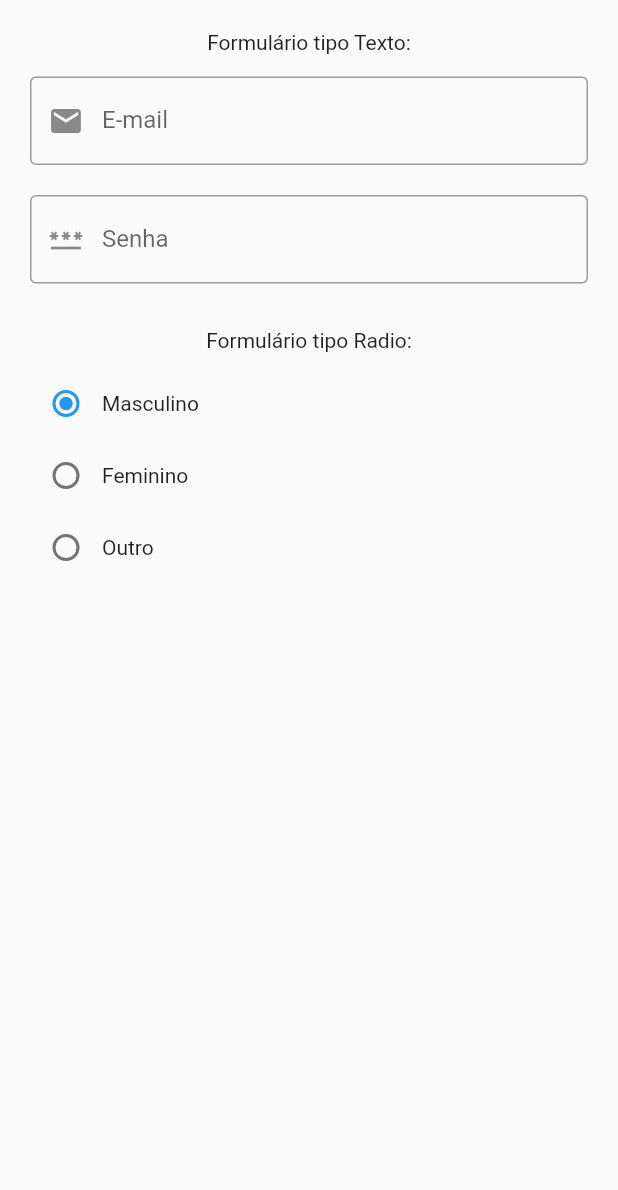
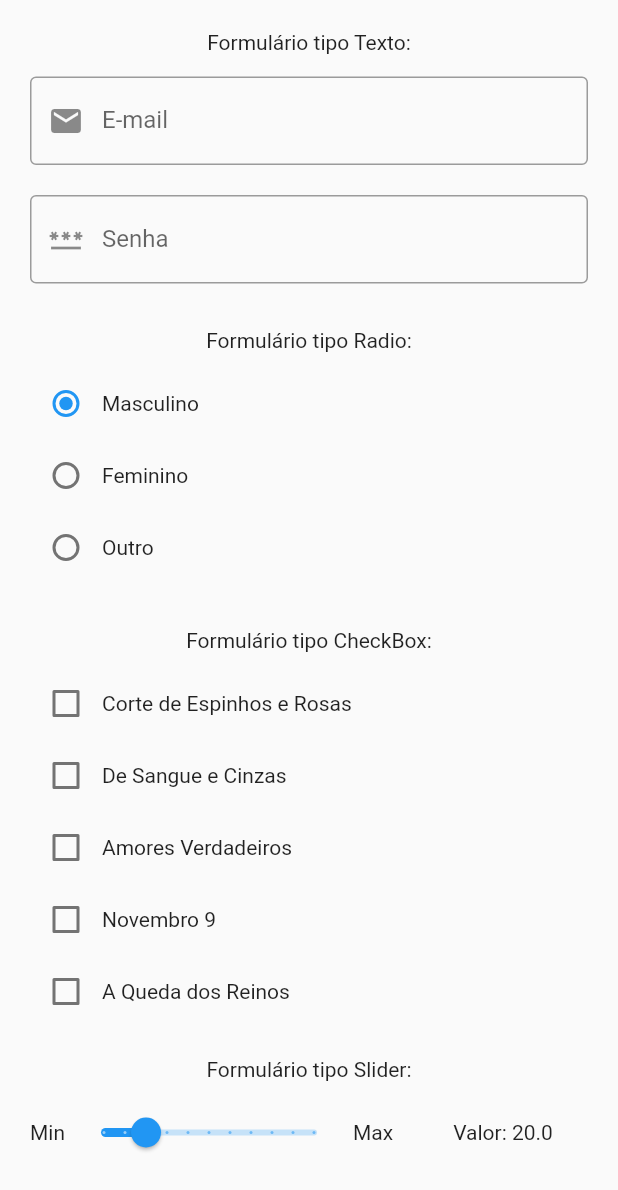
Before and after one commit to melquetrindade/POO, a Flutter app: the NewBody widget shown alone on an empty page, opened directly, on a phone screen of 412 x 824 dp. Shown: the top 1190 px of the screen. Run offline on Flutter 3.47's test engine with Material 2 defaults, Android fonts, the phone set to English and light mode, and no system bars; our stand-ins replace flutter_hooks; network calls fail.

Commit message:
finalizando a tarefa 6

```diff
--- a/flutter_application_1/lib/tarefa6/tarefa6.dart
+++ b/flutter_application_1/lib/tarefa6/tarefa6.dart
@@ -33,11 +33,22 @@ class NewBody extends StatefulWidget {
 
 class _NewBodyState extends State<NewBody> {
   Genero genero = Genero.Masculino;
+  List<bool> checkBooks = [false, false, false, false, false];
+  double _curretRange = 20;
+
+  void mostrarSnackBar() {
+    final snackBar = SnackBar(
+      content: Text("Formulário enviado com sucesso!"),
+    );
+
+    ScaffoldMessenger.of(context).showSnackBar(snackBar);
+  }
 
   @override
   Widget build(BuildContext context) {
     return Padding(
       padding: const EdgeInsets.all(20.0),
+      child: SingleChildScrollView(
         child: Column(children: [
           Container(
             child: Column(
@@ -67,10 +78,11 @@ class _NewBodyState extends State<NewBody> {
             height: 30,
           ),
           Container(
-          child: Column(
-            children: [
+            child: Column(children: [
               Text("Formulário tipo Radio:"),
-            Container(height: 10,),
+              Container(
+                height: 10,
+              ),
               Row(
                 children: [
                   Radio(
@@ -115,7 +127,128 @@ class _NewBodyState extends State<NewBody> {
               )
             ]),
           ),
+          Container(
+            height: 30,
+          ),
+          Container(
+            child: Column(children: [
+              Text("Formulário tipo CheckBox:"),
+              Container(
+                height: 10,
+              ),
+              Row(
+                children: [
+                  Checkbox(
+                    value: checkBooks[0],
+                    onChanged: (check) {
+                      setState(() {
+                        //print(check);
+                        checkBooks[0] = !checkBooks[0];
+                      });
+                    },
+                  ),
+                  Text("Corte de Espinhos e Rosas")
+                ],
+              ),
+              Row(
+                children: [
+                  Checkbox(
+                    value: checkBooks[1],
+                    onChanged: (check) {
+                      setState(() {
+                        checkBooks[1] = !checkBooks[1];
+                      });
+                    },
+                  ),
+                  Text("De Sangue e Cinzas")
+                ],
+              ),
+              Row(
+                children: [
+                  Checkbox(
+                    value: checkBooks[2],
+                    onChanged: (check) {
+                      setState(() {
+                        checkBooks[2] = !checkBooks[2];
+                      });
+                    },
+                  ),
+                  Text("Amores Verdadeiros")
+                ],
+              ),
+              Row(
+                children: [
+                  Checkbox(
+                    value: checkBooks[3],
+                    onChanged: (check) {
+                      setState(() {
+                        checkBooks[3] = !checkBooks[3];
+                      });
+                    },
+                  ),
+                  Text("Novembro 9")
+                ],
+              ),
+              Row(
+                children: [
+                  Checkbox(
+                    value: checkBooks[4],
+                    onChanged: (check) {
+                      setState(() {
+                        checkBooks[4] = !checkBooks[4];
+                      });
+                    },
+                  ),
+                  Text("A Queda dos Reinos")
+                ],
+              ),
             ]),
+          ),
+          Container(
+            height: 20,
+          ),
+          Padding(
+            padding: const EdgeInsets.only(bottom: 20),
+            child: Container(
+              child: Column(
+                children: [
+                  Padding(
+                    padding: const EdgeInsets.only(bottom: 10),
+                    child: Text("Formulário tipo Slider:"),
+                  ),
+                  Row(
+                    children: [
+                      const Text("Min"),
+                      Slider(
+                          value: _curretRange,
+                          max: 100,
+                          min: 0,
+                          divisions: 10,
+                          onChanged: (double valor) {
+                            setState(() {
+                              _curretRange = valor;
+                            });
+                          }),
+                      const Text("Max"),
+                      Padding(
+                        padding: const EdgeInsets.only(left: 40),
+                        child: Text("Valor: " + "$_curretRange"),
+                      ),
+                    ],
+                  ),
+                ],
+              ),
+            ),
+          ),
+          ElevatedButton(
+              onPressed: () => mostrarSnackBar(),
+              child: Column(
+                children: [
+                  Text("Enviar Formulário"),
+                ],
+              ))
+        ]),
+      ),
     );
   }
 }
```
Lines whose indentation alone changed are shown as unchanged.
